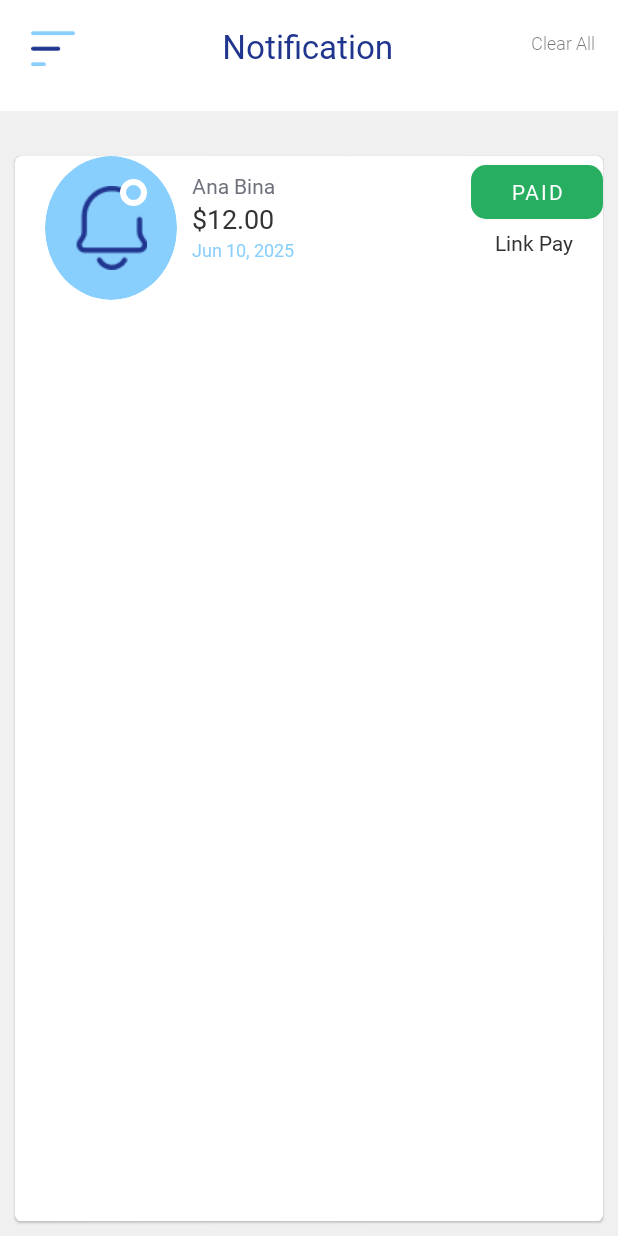
After one commit to hudaPathan/Training, an Android app: the layout activity_notification.xml on its own in the app's theme, with its tools: preview values and no code run, on a phone screen of 412 x 824 dp. The commit adds this screen. Run offline under Robolectric (Android 15) with nearby library versions, the phone set to English and light mode, and no system bars.

Commit message:
Notification screen and list layout

```diff
--- a/app/build.gradle.kts
+++ b/app/build.gradle.kts
@@ -54,4 +54,6 @@ dependencies {
     implementation ("com.google.android.material:material:1.7.0")
     implementation ("com.google.android.material:material:1.9.0")
     implementation ("androidx.activity:activity-ktx:1.7.2")
+    implementation ("com.github.zcweng:switch-button:0.0.3@aar")
+
 }
--- a/app/src/main/AndroidManifest.xml
+++ b/app/src/main/AndroidManifest.xml
@@ -13,9 +13,11 @@
         android:theme="@style/Base.Theme.Training"
         tools:targetApi="31">
         <activity
+            android:name=".NotificationActivity"
+            android:exported="false" />
+        <activity
             android:name=".SalesChartActivity"
             android:exported="false" />
-
         <activity
             android:name=".CalculatorActivity"
             android:exported="false" />
--- /dev/null
+++ b/app/src/main/res/drawable/badge_background2.xml
@@ -0,0 +1,9 @@
+<?xml version="1.0" encoding="utf-8"?>
+<?xml version="1.0" encoding="utf-8"?>
+<shape xmlns:android="http://schemas.android.com/apk/res/android"
+    android:shape="oval">
+
+    <solid android:color="@color/main"/>
+    <size android:width="24dp" android:height="24dp" />
+
+</shape>
--- /dev/null
+++ b/app/src/main/res/drawable/notification_count2.xml
@@ -0,0 +1,14 @@
+<?xml version="1.0" encoding="utf-8"?>
+<?xml version="1.0" encoding="utf-8"?>
+<shape xmlns:android="http://schemas.android.com/apk/res/android"
+    android:shape="oval"
+    >
+    <solid
+        android:color="#00000000"></solid>
+    <stroke android:width="4dp"
+        android:color="@color/white"
+        />
+
+
+
+</shape>
--- /dev/null
+++ b/app/src/main/res/layout/activity_notification.xml
@@ -0,0 +1,70 @@
+<?xml version="1.0" encoding="utf-8"?>
+<LinearLayout xmlns:android="http://schemas.android.com/apk/res/android"
+    xmlns:app="http://schemas.android.com/apk/res-auto"
+    xmlns:tools="http://schemas.android.com/tools"
+    android:id="@+id/main"
+    android:orientation="vertical"
+    android:layout_width="match_parent"
+    android:layout_height="match_parent"
+    android:background="@color/gray_alpha"
+    tools:context=".NotificationActivity">
+
+    <LinearLayout
+        android:id="@+id/frame_42731"
+        android:gravity="start"
+        android:layout_width="match_parent"
+        android:layout_height="wrap_content"
+        android:layout_marginBottom="20dp"
+        android:paddingTop="10dp"
+        android:paddingBottom="20dp"
+        android:paddingLeft="5dp"
+        android:paddingRight="5dp"
+        android:background="@color/white"
+        android:orientation="horizontal">
+
+
+        <ImageView
+            android:id="@+id/frame"
+            android:layout_width="wrap_content"
+            android:layout_height="44dp"
+            android:layout_gravity="start"
+            android:clipToOutline="true"
+            android:paddingTop="10dp"
+            android:paddingBottom="10dp"
+            android:src="@drawable/ham" />
+
+        <TextView
+            android:id="@+id/point_of_sa"
+            android:layout_width="0dp"
+            android:layout_height="wrap_content"
+            android:layout_margin="5dp"
+            android:layout_weight="3"
+            android:fontFamily="@font/roboto_regular"
+            android:gravity="center"
+            android:lineSpacingExtra="4sp"
+            android:text="Notification"
+            android:textColor="@color/secondary"
+            android:textSize="22sp"
+            android:translationY="0.97sp" />
+
+            <TextView
+                android:id="@+id/cartIcon"
+                android:layout_width="wrap_content"
+                android:layout_height="44dp"
+                android:padding="10dp"
+                android:text="Clear All"
+                android:textSize="12sp"
+                android:fontFamily="@font/roboto_light"
+               />
+
+
+    </LinearLayout>
+
+    <androidx.recyclerview.widget.RecyclerView
+        android:id="@+id/notification_list"
+        android:layout_width="match_parent"
+        android:layout_height="match_parent"
+        tools:listitem="@layout/notification_listitems"
+        />
+
+</LinearLayout>
--- /dev/null
+++ b/app/src/main/res/layout/notification_listitems.xml
@@ -0,0 +1,119 @@
+<?xml version="1.0" encoding="utf-8"?>
+<com.google.android.material.card.MaterialCardView xmlns:android="http://schemas.android.com/apk/res/android"
+    android:layout_width="match_parent"
+    xmlns:app="http://schemas.android.com/apk/res-auto"
+    android:layout_margin="10dp"
+    android:layout_height="match_parent">
+    <androidx.constraintlayout.widget.ConstraintLayout
+        android:layout_width="match_parent"
+        android:layout_height="wrap_content"
+        android:orientation="horizontal">
+
+        <RelativeLayout
+            android:id="@+id/layout1"
+            android:layout_width="wrap_content"
+            android:layout_height="wrap_content"
+            app:layout_constraintStart_toStartOf="parent"
+            app:layout_constraintTop_toTopOf="parent"
+            android:paddingLeft="20dp">
+
+            <ImageView
+                android:id="@+id/cartIcon"
+                android:layout_width="wrap_content"
+                android:layout_height="wrap_content"
+                android:background="@drawable/badge_background2"
+                android:clipToOutline="true"
+
+                android:padding="20dp"
+                android:src="@drawable/notification" />
+
+            <TextView
+                android:id="@+id/cartItemCount"
+                android:layout_width="wrap_content"
+                android:layout_height="wrap_content"
+                android:layout_alignTop="@+id/cartIcon"
+                android:layout_alignRight="@+id/cartIcon"
+                android:layout_marginTop="15dp"
+                android:layout_marginRight="20dp"
+                android:background="@drawable/notification_count2"
+                android:fontFamily="@font/roboto_regular"
+                android:gravity="center"
+                android:minWidth="18dp"
+                android:minHeight="18dp"
+                android:textSize="10sp"
+
+
+                />
+        </RelativeLayout>
+
+        <LinearLayout
+            android:layout_width="wrap_content"
+            android:layout_height="wrap_content"
+            android:layout_margin="10dp"
+            app:layout_constraintStart_toEndOf="@+id/layout1"
+            app:layout_constraintTop_toTopOf="parent"
+            android:orientation="vertical">
+
+            <TextView
+                android:id="@+id/customer"
+                android:layout_width="wrap_content"
+                android:layout_height="wrap_content"
+                android:text="Ana Bina"
+                android:textColor="@color/paragraph"
+                android:fontFamily="@font/roboto_regular"
+                android:textSize="14sp"
+                />
+            <TextView
+                android:id="@+id/amount"
+                android:layout_width="wrap_content"
+                android:layout_height="wrap_content"
+                android:text="$12.00"
+                android:fontFamily="@font/roboto_regular"
+                android:textColor="@color/heading"
+                android:textSize="18sp"
+                />
+
+            <TextView
+                android:id="@+id/date"
+                android:layout_width="wrap_content"
+                android:layout_height="wrap_content"
+                android:text="Jun 10, 2025"
+                android:fontFamily="@font/roboto_regular"
+                android:textColor="@color/main"
+                android:textSize="12sp"
+                />
+        </LinearLayout>
+
+
+        <LinearLayout
+            android:layout_width="wrap_content"
+            android:layout_height="wrap_content"
+            android:gravity="center"
+            app:layout_constraintTop_toTopOf="parent"
+            app:layout_constraintEnd_toEndOf="parent"
+            android:orientation="vertical">
+
+            <com.google.android.material.button.MaterialButton
+                android:id="@+id/btn_status"
+                android:layout_width="wrap_content"
+                android:layout_height="wrap_content"
+                android:text="Paid"
+                app:backgroundTint="@color/green_2"
+                android:fontFamily="@font/roboto_regular"
+                app:cornerRadius="10dp"
+                />
+            <TextView
+                android:id="@+id/paymentmode"
+                android:layout_width="wrap_content"
+                android:layout_height="wrap_content"
+                android:text="Link Pay "
+                android:textColor="@color/heading"
+                android:fontFamily="@font/roboto_regular"
+                android:textSize="14sp"
+                />
+
+        </LinearLayout>
+
+    </androidx.constraintlayout.widget.ConstraintLayout>
+
+</com.google.android.material.card.MaterialCardView>
--- a/app/src/main/res/values-night/themes.xml
+++ b/app/src/main/res/values-night/themes.xml
@@ -1,6 +1,6 @@
 <resources xmlns:tools="http://schemas.android.com/tools">
     <!-- Base application theme. -->
-    <style name="Base.Theme.Training" parent="Theme.MaterialComponents.DayNight.NoActionBar">
+    <style name="Base.Theme.Training" parent="Theme.MaterialComponents.Light.NoActionBar">
         <!-- Customize your dark theme here. -->
         <!-- <item name="colorPrimary">@color/my_dark_primary</item> -->
     </style>
--- a/app/src/main/res/values/colors.xml
+++ b/app/src/main/res/values/colors.xml
@@ -14,6 +14,8 @@
     <color name="paragraph">#6F727D</color>
     <color name="text">#5BC980</color>
     <color name="bg2">#335BC890</color>
+    <color name="green_2">#27AE60</color>
+
 
 
 
--- a/app/src/main/res/values/themes.xml
+++ b/app/src/main/res/values/themes.xml
@@ -1,6 +1,6 @@
 <resources xmlns:tools="http://schemas.android.com/tools">
     <!-- Base application theme. -->
-    <style name="Base.Theme.Training" parent="Theme.MaterialComponents.DayNight.NoActionBar">
+    <style name="Base.Theme.Training" parent="Theme.MaterialComponents.Light.NoActionBar">
         <!-- Customize your light theme here. -->
 
         <item name="windowActionBar">false</item>
```
Also changed, not shown: app/src/main/java/com/example/training/AddInventoryActivity.kt (+11 -16 lines), app/src/main/java/com/example/training/NotificationActivity.kt (added, +20 -0 lines), app/src/main/res/drawable/btn.xml (+11 -16 lines), app/src/main/res/layout/activity_add_inventory.xml (+33 -24 lines).
